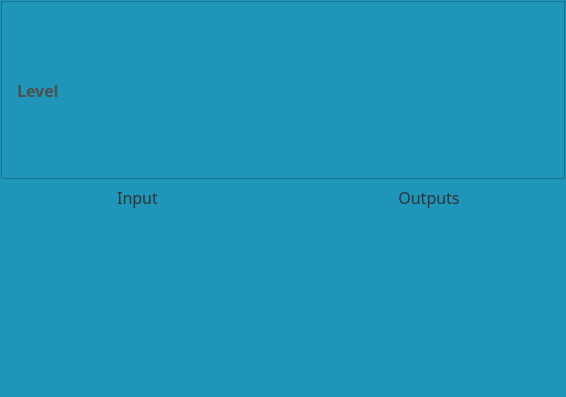
Above: pumpkin/gui/forms/portal_base_form.ui from zaswed76/pumpkin_maze before the change. Below: the same form after it.
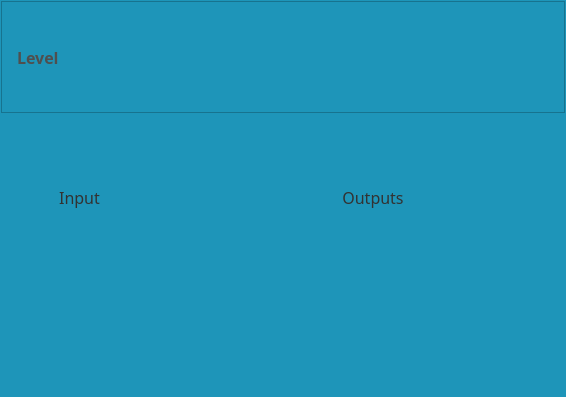
That is the form after the change.

```diff
--- a/pumpkin/gui/forms/portal_base_form.ui
+++ b/pumpkin/gui/forms/portal_base_form.ui
@@ -86,7 +86,7 @@
     </layout>
    </item>
    <item>
-    <layout class="QHBoxLayout" name="horizontalLayout_3">
+    <layout class="QHBoxLayout" name="horizontalLayout_3" stretch="0,2">
      <property name="spacing">
       <number>20</number>
      </property>
@@ -102,13 +102,31 @@
         <number>6</number>
        </property>
        <property name="rightMargin">
-        <number>0</number>
+        <number>4</number>
        </property>
        <property name="bottomMargin">
         <number>10</number>
        </property>
        <item>
         <widget class="QFrame" name="input_frame">
+         <property name="sizePolicy">
+          <sizepolicy hsizetype="Preferred" vsizetype="Preferred">
+           <horstretch>0</horstretch>
+           <verstretch>0</verstretch>
+          </sizepolicy>
+         </property>
+         <property name="minimumSize">
+          <size>
+           <width>155</width>
+           <height>155</height>
+          </size>
+         </property>
+         <property name="maximumSize">
+          <size>
+           <width>155</width>
+           <height>16777215</height>
+          </size>
+         </property>
          <property name="frameShape">
           <enum>QFrame::NoFrame</enum>
          </property>
```
